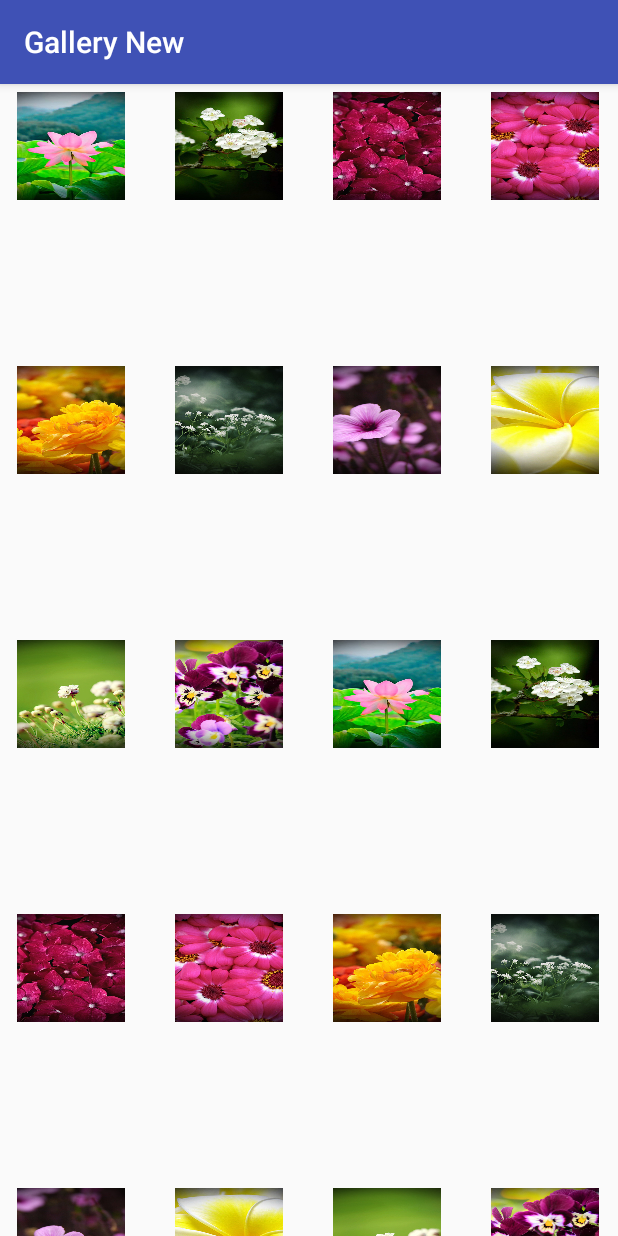
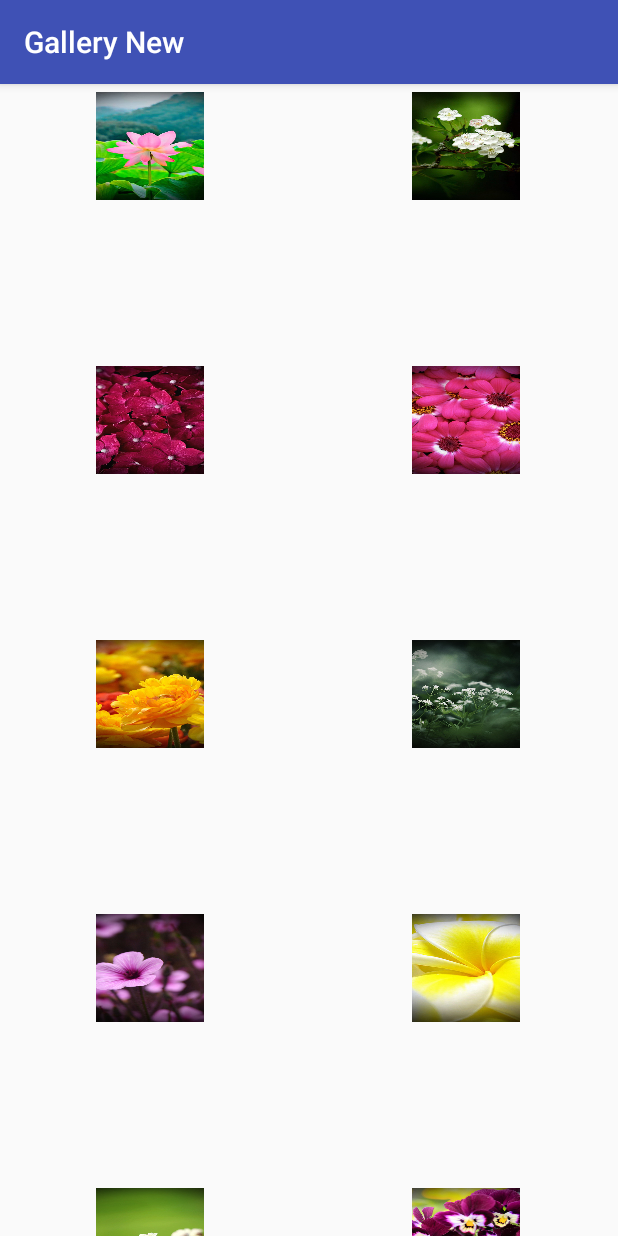
Before and after one commit to BHIMNATH/PhotoGallery, an Android app: the screen it shows after launch (MainActivity), on a phone screen of 412 x 824 dp. Run offline under Robolectric (Android 15) with nearby library versions, the phone set to English and light mode, and no system bars.

```diff
--- a/app/src/main/java/com/andromeeda/project/gallerynew/MainActivity.java
+++ b/app/src/main/java/com/andromeeda/project/gallerynew/MainActivity.java
@@ -68,7 +68,8 @@ public class MainActivity extends AppCompatActivity {
     class ImageAdapter extends BaseAdapter {
         private LayoutInflater layoutInflater;
 
-        public ImageAdapter(MainActivity activity) {
+
+        ImageAdapter(MainActivity activity) {
             layoutInflater = (LayoutInflater) activity.getSystemService(Context.LAYOUT_INFLATER_SERVICE);
         }
 
--- a/app/src/main/res/layout/activity_main.xml
+++ b/app/src/main/res/layout/activity_main.xml
@@ -11,7 +11,7 @@
         android:layout_height="match_parent"
         android:columnWidth="80dp"
         android:horizontalSpacing="10dp"
-        android:numColumns="auto_fit"
+        android:numColumns="2"
         android:stretchMode="columnWidth"
         android:verticalSpacing="100dp">
     </GridView>
```
